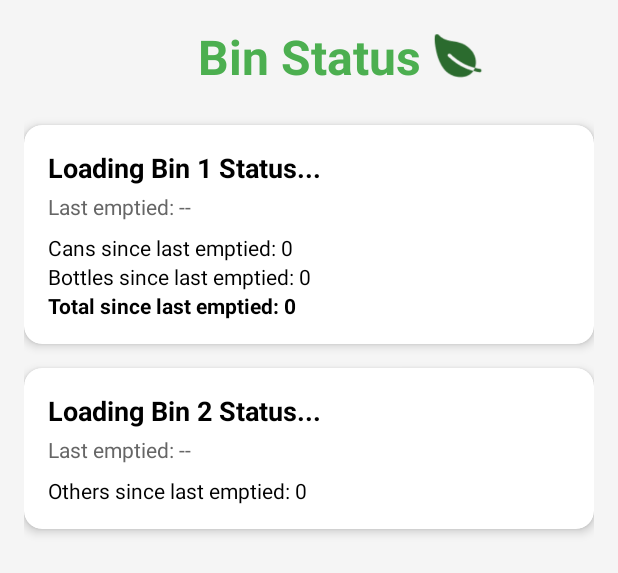
After one commit to ZiadArnaout2003/SmartSort, an Android app: the layout bin_status.xml on its own in the app's theme, with its tools: preview values and no code run, on a phone screen of 412 x 824 dp. The commit adds this screen. Shown: the top 573 px of the screen. Run offline under Robolectric (Android 15) with nearby library versions, the phone set to English and light mode, and no system bars.

Commit message:
Bin status (#7)
* Add navigation bar

* Add Bin Status

```diff
--- a/app/src/main/AndroidManifest.xml
+++ b/app/src/main/AndroidManifest.xml
@@ -34,6 +34,9 @@
             android:exported="true"/>
         <activity
             android:name=".SortingHistoryActivity"
+            android:exported="true"/>
+        <activity
+            android:name=".BinStatus"
             android:exported="true">
             <intent-filter>
                 <action android:name="android.intent.action.MAIN" />
--- a/app/src/main/java/ca/concordia/smartsortandroidapp/MainActivity.java
+++ b/app/src/main/java/ca/concordia/smartsortandroidapp/MainActivity.java
@@ -7,7 +7,6 @@ import android.content.IntentFilter;
 import android.content.SharedPreferences;
 import android.graphics.Color;
 import android.graphics.Paint;
-import android.os.Build;
 import android.os.Bundle;
 import android.util.Log;
 import android.view.View;
@@ -15,9 +14,7 @@ import android.widget.Button;
 import android.widget.FrameLayout;
 import android.widget.LinearLayout;
 import android.widget.TextView;
-import android.widget.Toast;
 
-import androidx.appcompat.app.AppCompatActivity;
 import androidx.core.content.ContextCompat;
 import android.graphics.Typeface;
 import com.github.mikephil.charting.charts.BarChart;
@@ -87,7 +84,7 @@ public class MainActivity extends NavigationBar {
         super.onCreate(savedInstanceState);
 
         // Set the layout with DrawerLayout, Toolbar, NavigationView, and a FrameLayout to hold main content
-        setContentView(R.layout.activity_navigation_bar);
+        setContentView(R.layout.navigation_bar);
 
         FrameLayout contentFrame = findViewById(R.id.content_frame);
         View contentView = getLayoutInflater().inflate(R.layout.activity_main, contentFrame, false);
--- a/app/src/main/java/ca/concordia/smartsortandroidapp/NavigationBar.java
+++ b/app/src/main/java/ca/concordia/smartsortandroidapp/NavigationBar.java
@@ -40,6 +40,8 @@ public class NavigationBar extends AppCompatActivity {
                 startActivity(new Intent(this, MainActivity.class));
             } else if (id == R.id.nav_history) {
                 startActivity(new Intent(this, SortingHistoryActivity.class));
+            } else if (id == R.id.nav_bin_status) {
+                startActivity(new Intent(this, BinStatus.class));
             }
             drawerLayout.closeDrawer(GravityCompat.START);
             return true;
--- a/app/src/main/java/ca/concordia/smartsortandroidapp/ResultController.java
+++ b/app/src/main/java/ca/concordia/smartsortandroidapp/ResultController.java
@@ -1,6 +1,4 @@
 package ca.concordia.smartsortandroidapp;
-
-import android.util.Log;
 
 import com.bumptech.glide.Glide;
 import com.google.firebase.Timestamp;
--- a/app/src/main/java/ca/concordia/smartsortandroidapp/SortingHistoryActivity.java
+++ b/app/src/main/java/ca/concordia/smartsortandroidapp/SortingHistoryActivity.java
@@ -3,7 +3,7 @@ package ca.concordia.smartsortandroidapp;
 import android.os.Bundle;
 import android.view.View;
 import android.widget.*;
-import androidx.appcompat.app.AppCompatActivity;
+
 import androidx.recyclerview.widget.LinearLayoutManager;
 import androidx.recyclerview.widget.RecyclerView;
 
@@ -21,7 +21,7 @@ public class SortingHistoryActivity extends NavigationBar {
         super.onCreate(savedInstanceState);
 
         // Use the layout that includes toolbar, drawer, and content_frame
-        setContentView(R.layout.activity_navigation_bar);
+        setContentView(R.layout.navigation_bar);
 
         // Inflate the actual screen content (history UI) inside the drawer layout
         FrameLayout contentFrame = findViewById(R.id.content_frame);
--- /dev/null
+++ b/app/src/main/res/layout/bin_status.xml
@@ -0,0 +1,150 @@
+<?xml version="1.0" encoding="utf-8"?>
+<androidx.constraintlayout.widget.ConstraintLayout
+    xmlns:android="http://schemas.android.com/apk/res/android"
+    xmlns:app="http://schemas.android.com/apk/res-auto"
+    android:layout_width="match_parent"
+    android:layout_height="match_parent"
+    android:padding="16dp"
+    android:background="#F5F5F5">
+
+    <!-- Header -->
+    <TextView
+        android:id="@+id/header_title"
+        android:layout_width="wrap_content"
+        android:layout_height="wrap_content"
+        android:text="Bin Status"
+        android:textSize="32sp"
+        android:textStyle="bold"
+        android:textColor="#4CAF50"
+        app:layout_constraintTop_toTopOf="parent"
+        app:layout_constraintStart_toStartOf="parent"
+        app:layout_constraintEnd_toEndOf="parent" />
+
+    <ImageView
+        android:id="@+id/header_icon"
+        android:layout_width="36dp"
+        android:layout_height="36dp"
+        android:src="@drawable/leaf"
+        android:contentDescription="Leaf icon"
+        app:layout_constraintStart_toEndOf="@id/header_title"
+        app:layout_constraintTop_toTopOf="@id/header_title"
+        app:layout_constraintBottom_toBottomOf="@id/header_title"
+        android:layout_marginStart="8dp" />
+
+    <!-- Bin 1 Card -->
+    <androidx.cardview.widget.CardView
+        android:id="@+id/bin1Card"
+        android:layout_width="0dp"
+        android:layout_height="wrap_content"
+        android:layout_marginTop="24dp"
+        android:layout_marginBottom="12dp"
+        app:cardElevation="4dp"
+        app:cardCornerRadius="12dp"
+        app:layout_constraintTop_toBottomOf="@id/header_title"
+        app:layout_constraintStart_toStartOf="parent"
+        app:layout_constraintEnd_toEndOf="parent">
+
+        <LinearLayout
+            android:layout_width="match_parent"
+            android:layout_height="wrap_content"
+            android:orientation="vertical"
+            android:padding="16dp">
+
+            <TextView
+                android:id="@+id/text_bin1_status"
+                android:layout_width="wrap_content"
+                android:layout_height="wrap_content"
+                android:text="Loading Bin 1 Status..."
+                android:textSize="18sp"
+                android:textStyle="bold"
+                android:textColor="#000000" />
+
+            <TextView
+                android:id="@+id/text_bin1_last_full"
+                android:layout_width="wrap_content"
+                android:layout_height="wrap_content"
+                android:text="Last emptied: --"
+                android:textSize="14sp"
+                android:textColor="#666666"
+                android:layout_marginTop="4dp" />
+
+            <!-- Bin 1 Counts: Cans and Bottles -->
+            <TextView
+                android:id="@+id/text_bin1_can_count"
+                android:layout_width="wrap_content"
+                android:layout_height="wrap_content"
+                android:text="Cans since last emptied: 0"
+                android:textSize="14sp"
+                android:textColor="#000000"
+                android:layout_marginTop="8dp"/>
+
+            <TextView
+                android:id="@+id/text_bin1_bottle_count"
+                android:layout_width="wrap_content"
+                android:layout_height="wrap_content"
+                android:text="Bottles since last emptied: 0"
+                android:textSize="14sp"
+                android:textColor="#000000"/>
+
+            <TextView
+                android:id="@+id/text_bin1_total_count"
+                android:layout_width="wrap_content"
+                android:layout_height="wrap_content"
+                android:text="Total since last emptied: 0"
+                android:textStyle="bold"
+                android:textSize="14sp"
+                android:textColor="#000000"/>
+
+        </LinearLayout>
+    </androidx.cardview.widget.CardView>
+
+    <!-- Bin 2 Card -->
+    <androidx.cardview.widget.CardView
+        android:id="@+id/bin2Card"
+        android:layout_width="0dp"
+        android:layout_height="wrap_content"
+        android:layout_marginTop="16dp"
+        app:cardElevation="4dp"
+        app:cardCornerRadius="12dp"
+        app:layout_constraintTop_toBottomOf="@id/bin1Card"
+        app:layout_constraintStart_toStartOf="parent"
+        app:layout_constraintEnd_toEndOf="parent">
+
+        <LinearLayout
+            android:layout_width="match_parent"
+            android:layout_height="wrap_content"
+            android:orientation="vertical"
+            android:padding="16dp">
+
+            <TextView
+                android:id="@+id/text_bin2_status"
+                android:layout_width="wrap_content"
+                android:layout_height="wrap_content"
+                android:text="Loading Bin 2 Status..."
+                android:textSize="18sp"
+                android:textStyle="bold"
+                android:textColor="#000000" />
+
+            <TextView
+                android:id="@+id/text_bin2_last_full"
+                android:layout_width="wrap_content"
+                android:layout_height="wrap_content"
+                android:text="Last emptied: --"
+                android:textSize="14sp"
+                android:textColor="#666666"
+                android:layout_marginTop="4dp" />
+
+            <!-- Bin 2 Counts: Others and Total -->
+            <TextView
+                android:id="@+id/text_bin2_others_count"
+                android:layout_width="wrap_content"
+                android:layout_height="wrap_content"
+                android:text="Others since last emptied: 0"
+                android:textSize="14sp"
+                android:textColor="#000000"
+                android:layout_marginTop="8dp"/>
+
+        </LinearLayout>
+    </androidx.cardview.widget.CardView>
+
+</androidx.constraintlayout.widget.ConstraintLayout>
--- a/app/src/main/res/menu/nav_menu.xml
+++ b/app/src/main/res/menu/nav_menu.xml
@@ -7,4 +7,8 @@
         android:id="@+id/nav_history"
         android:title="Sorting History"
         android:icon="@drawable/history" />
+    <item
+        android:id="@+id/nav_bin_status"
+        android:title="Bin Status"
+        android:icon="@drawable/status" />
 </menu>
```
Also changed, not shown: app/src/main/java/ca/concordia/smartsortandroidapp/BinStatus.java (added, +250 -0 lines), app/src/main/res/layout/navigation_bar.xml (added, +33 -0 lines), app/src/main/res/drawable/status.png (added).
